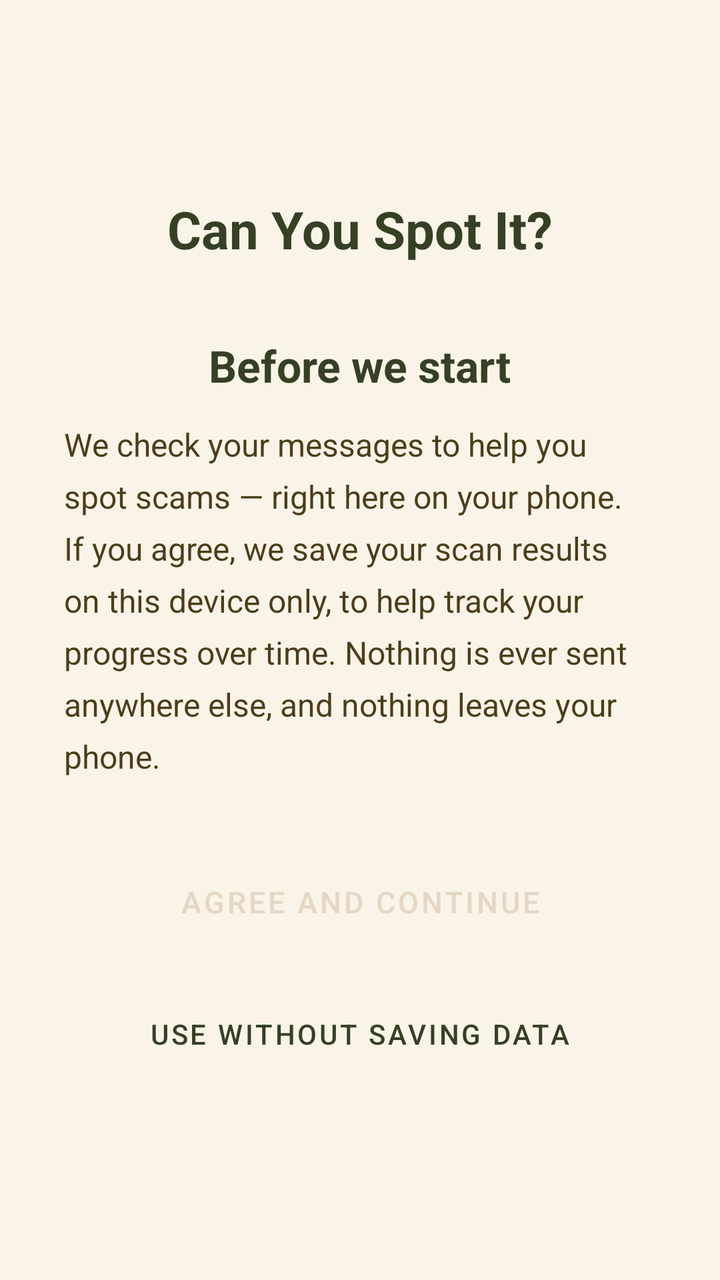
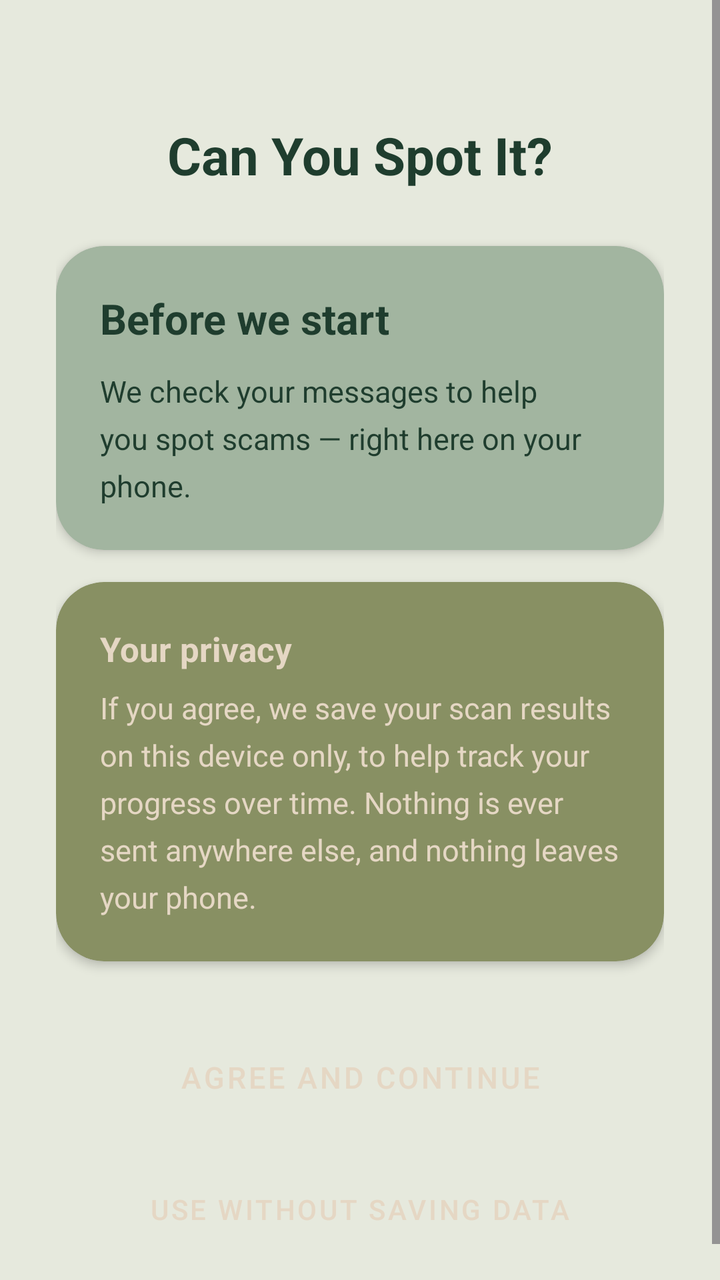

Compare the two renders of this Android layout. The source of the first and the diff that turns it into the second are given below.
<!-- AndroidManifest.xml: application theme Theme.CanYouSpotIt -->
<!-- res/layout/activity_consent.xml -->
<?xml version="1.0" encoding="utf-8"?>
<LinearLayout xmlns:android="http://schemas.android.com/apk/res/android"
    xmlns:app="http://schemas.android.com/apk/res-auto"
    android:layout_width="match_parent"
    android:layout_height="match_parent"
    android:orientation="vertical"
    android:gravity="center"
    android:padding="32dp"
    android:background="@color/cream">

    <TextView
        android:layout_width="wrap_content"
        android:layout_height="wrap_content"
        android:text="Can You Spot It?"
        android:textSize="26sp"
        android:textStyle="bold"
        android:textColor="@color/kombu_green"
        android:layout_marginBottom="36dp" />

    <TextView
        android:id="@+id/tvConsentTitle"
        android:layout_width="wrap_content"
        android:layout_height="wrap_content"
        android:text="Before we start"
        android:textSize="22sp"
        android:textStyle="bold"
        android:textColor="@color/text_primary"
        android:layout_marginBottom="14dp" />

    <TextView
        android:id="@+id/tvConsentBody"
        android:layout_width="match_parent"
        android:layout_height="wrap_content"
        android:text="We check your messages to help you spot scams — right here on your phone. If you agree, we save your scan results on this device only, to help track your progress over time. Nothing is ever sent anywhere else, and nothing leaves your phone."
        android:textSize="16sp"
        android:textColor="@color/text_secondary"
        android:lineSpacingExtra="7dp"
        android:layout_marginBottom="36dp" />

    <Button
        android:id="@+id/btnAgree"
        android:layout_width="280dp"
        android:layout_height="52dp"
        android:text="Agree and Continue"
        android:textSize="15sp"
        android:textColor="@color/bone"
        android:backgroundTint="@color/kombu_green"
        android:insetTop="0dp"
        android:insetBottom="0dp"
        style="@style/Widget.MaterialComponents.Button"
        app:cornerRadius="26dp"
        android:layout_marginBottom="14dp" />

    <Button
        android:id="@+id/btnDecline"
        android:layout_width="280dp"
        android:layout_height="52dp"
        android:text="Use Without Saving Data"
        android:textSize="14sp"
        android:textColor="@color/text_primary"
        android:backgroundTint="@color/tan"
        android:insetTop="0dp"
        android:insetBottom="0dp"
        style="@style/Widget.MaterialComponents.Button"
        app:cornerRadius="26dp" />

</LinearLayout>
<!-- resources referenced by this layout -->
<resources>
  <color name="bone">#E5D7C4</color>
  <color name="cream">#FAF3E8</color>
  <color name="kombu_green">#354024</color>
  <color name="tan">#CFBB99</color>
  <color name="text_primary">#354024</color>
  <color name="text_secondary">#4C3D19</color>
  <style name="Theme.CanYouSpotIt" parent="Base.Theme.CanYouSpotIt" />
  <style name="Base.Theme.CanYouSpotIt" parent="Theme.Material3.DayNight.NoActionBar">
          
          
      </style>
</resources>

<!-- the commit's change to res/layout/activity_consent.xml (unified diff, before → after) -->
@@ -1,67 +1,124 @@
 <?xml version="1.0" encoding="utf-8"?>
-<LinearLayout xmlns:android="http://schemas.android.com/apk/res/android"
+<ScrollView xmlns:android="http://schemas.android.com/apk/res/android"
     xmlns:app="http://schemas.android.com/apk/res-auto"
     android:layout_width="match_parent"
     android:layout_height="match_parent"
-    android:orientation="vertical"
-    android:gravity="center"
-    android:padding="32dp"
-    android:background="@color/cream">
+    android:background="@color/background_sage">
 
-    <TextView
-        android:layout_width="wrap_content"
-        android:layout_height="wrap_content"
-        android:text="Can You Spot It?"
-        android:textSize="26sp"
-        android:textStyle="bold"
-        android:textColor="@color/kombu_green"
-        android:layout_marginBottom="36dp" />
-
-    <TextView
-        android:id="@+id/tvConsentTitle"
-        android:layout_width="wrap_content"
-        android:layout_height="wrap_content"
-        android:text="Before we start"
-        android:textSize="22sp"
-        android:textStyle="bold"
-        android:textColor="@color/text_primary"
-        android:layout_marginBottom="14dp" />
-
-    <TextView
-        android:id="@+id/tvConsentBody"
+    <LinearLayout
         android:layout_width="match_parent"
         android:layout_height="wrap_content"
-        android:text="We check your messages to help you spot scams — right here on your phone. If you agree, we save your scan results on this device only, to help track your progress over time. Nothing is ever sent anywhere else, and nothing leaves your phone."
-        android:textSize="16sp"
-        android:textColor="@color/text_secondary"
-        android:lineSpacingExtra="7dp"
-        android:layout_marginBottom="36dp" />
+        android:orientation="vertical"
+        android:gravity="center"
+        android:padding="28dp"
+        android:layout_marginTop="32dp">
 
-    <Button
-        android:id="@+id/btnAgree"
-        android:layout_width="280dp"
-        android:layout_height="52dp"
-        android:text="Agree and Continue"
-        android:textSize="15sp"
-        android:textColor="@color/bone"
-        android:backgroundTint="@color/kombu_green"
-        android:insetTop="0dp"
-        android:insetBottom="0dp"
-        style="@style/Widget.MaterialComponents.Button"
-        app:cornerRadius="26dp"
-        android:layout_marginBottom="14dp" />
+        <TextView
+            android:layout_width="wrap_content"
+            android:layout_height="wrap_content"
+            android:text="Can You Spot It?"
+            android:textSize="26sp"
+            android:textStyle="bold"
+            android:textColor="@color/forest_shade"
+            android:layout_marginBottom="28dp" />
 
-    <Button
-        android:id="@+id/btnDecline"
-        android:layout_width="280dp"
-        android:layout_height="52dp"
-        android:text="Use Without Saving Data"
-        android:textSize="14sp"
-        android:textColor="@color/text_primary"
-        android:backgroundTint="@color/tan"
-        android:insetTop="0dp"
-        android:insetBottom="0dp"
-        style="@style/Widget.MaterialComponents.Button"
-        app:cornerRadius="26dp" />
+        <androidx.cardview.widget.CardView
+            android:layout_width="match_parent"
+            android:layout_height="wrap_content"
+            app:cardCornerRadius="24dp"
+            app:cardElevation="3dp"
+            app:cardBackgroundColor="@color/sage_mist"
+            android:layout_marginBottom="16dp">
 
-</LinearLayout>
+            <LinearLayout
+                android:layout_width="match_parent"
+                android:layout_height="wrap_content"
+                android:orientation="vertical"
+                android:padding="22dp">
+
+                <TextView
+                    android:id="@+id/tvConsentTitle"
+                    android:layout_width="wrap_content"
+                    android:layout_height="wrap_content"
+                    android:text="Before we start"
+                    android:textSize="21sp"
+                    android:textStyle="bold"
+                    android:textColor="@color/forest_shade"
+                    android:layout_marginBottom="12dp" /><TextView
+                    android:id="@+id/tvConsentBody"
+                    android:layout_width="match_parent"
+                    android:layout_height="wrap_content"
+                    android:text="We check your messages to help you spot scams — right here on your phone."
+                    android:textSize="15sp"
+                    android:textColor="@color/forest_shade"
+                    android:lineSpacingExtra="6dp" />
+
+            </LinearLayout>
+
+        </androidx.cardview.widget.CardView>
+
+        <androidx.cardview.widget.CardView
+            android:layout_width="match_parent"
+            android:layout_height="wrap_content"
+            app:cardCornerRadius="24dp"
+            app:cardElevation="3dp"
+            app:cardBackgroundColor="@color/moss_green"
+            android:layout_marginBottom="32dp">
+
+            <LinearLayout
+                android:layout_width="match_parent"
+                android:layout_height="wrap_content"
+                android:orientation="vertical"
+                android:padding="22dp">
+
+                <TextView
+                    android:layout_width="wrap_content"
+                    android:layout_height="wrap_content"
+                    android:text="Your privacy"
+                    android:textSize="17sp"
+                    android:textStyle="bold"
+                    android:textColor="@color/bone"
+                    android:layout_marginBottom="8dp" />
+
+                <TextView
+                    android:layout_width="match_parent"
+                    android:layout_height="wrap_content"
+                    android:text="If you agree, we save your scan results on this device only, to help track your progress over time. Nothing is ever sent anywhere else, and nothing leaves your phone."
+                    android:textSize="15sp"
+                    android:textColor="@color/bone"
+                    android:lineSpacingExtra="6dp" />
+
+            </LinearLayout>
+
+        </androidx.cardview.widget.CardView>
+
+        <Button
+            android:id="@+id/btnAgree"
+            android:layout_width="280dp"
+            android:layout_height="52dp"
+            android:text="Agree and Continue"
+            android:textSize="15sp"
+            android:textColor="@color/bone"
+            android:backgroundTint="@color/kombu_green"
+            android:insetTop="0dp"
+            android:insetBottom="0dp"
+            style="@style/Widget.MaterialComponents.Button"
+            app:cornerRadius="26dp"
+            android:layout_marginBottom="14dp" />
+
+        <Button
+            android:id="@+id/btnDecline"
+            android:layout_width="280dp"
+            android:layout_height="52dp"
+            android:text="Use Without Saving Data"
+            android:textSize="14sp"
+            android:textColor="@color/bone"
+            android:backgroundTint="@color/cafe_noir"
+            android:insetTop="0dp"
+            android:insetBottom="0dp"
+            style="@style/Widget.MaterialComponents.Button"
+            app:cornerRadius="26dp" />
+
+    </LinearLayout>
+
+</ScrollView>
<!-- resource entries referenced after the edit -->
@@ -1,11 +1,12 @@
 <!-- resources referenced by this layout -->
 <resources>
+  <color name="background_sage">#E6E9DD</color>
   <color name="bone">#E5D7C4</color>
-  <color name="cream">#FAF3E8</color>
+  <color name="cafe_noir">#4C3D19</color>
+  <color name="forest_shade">#1F3D2E</color>
   <color name="kombu_green">#354024</color>
-  <color name="tan">#CFBB99</color>
-  <color name="text_primary">#354024</color>
-  <color name="text_secondary">#4C3D19</color>
+  <color name="moss_green">#889063</color>
+  <color name="sage_mist">#A2B5A0</color>
   <style name="Theme.CanYouSpotIt" parent="Base.Theme.CanYouSpotIt" />
   <style name="Base.Theme.CanYouSpotIt" parent="Theme.Material3.DayNight.NoActionBar">
           
